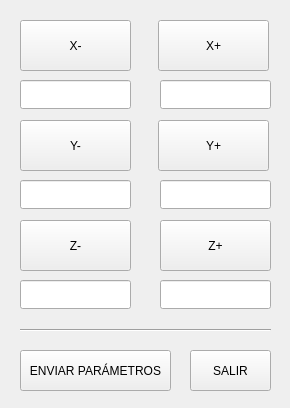
Old version of the form Vistas/PhWCalibracionAcelerometro.ui in the repository dpalominop/PhuruCAD.
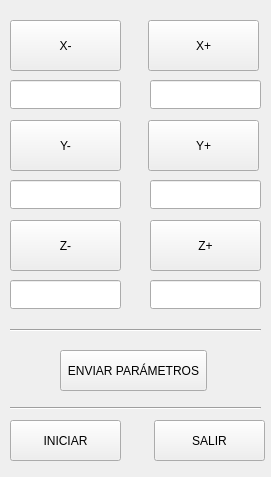
New version of the form.

Commit message: Se ha implementado una función para saber el nombre del objeto que envía una señal.

Patch:
```diff
--- a/Vistas/PhWCalibracionAcelerometro.ui
+++ b/Vistas/PhWCalibracionAcelerometro.ui
@@ -6,8 +6,8 @@
    <rect>
     <x>0</x>
     <y>0</y>
-    <width>290</width>
-    <height>408</height>
+    <width>271</width>
+    <height>477</height>
    </rect>
   </property>
   <property name="windowTitle">
@@ -16,7 +16,7 @@
   <widget class="QPushButton" name="X_MENOS">
    <property name="geometry">
     <rect>
-     <x>20</x>
+     <x>10</x>
      <y>20</y>
      <width>111</width>
      <height>51</height>
@@ -29,7 +29,7 @@
   <widget class="QPushButton" name="X_MAS">
    <property name="geometry">
     <rect>
-     <x>158</x>
+     <x>148</x>
      <y>20</y>
      <width>111</width>
      <height>51</height>
@@ -42,7 +42,7 @@
   <widget class="QPushButton" name="Y_MENOS">
    <property name="geometry">
     <rect>
-     <x>20</x>
+     <x>10</x>
      <y>120</y>
      <width>111</width>
      <height>51</height>
@@ -55,7 +55,7 @@
   <widget class="QPushButton" name="Y_MAS">
    <property name="geometry">
     <rect>
-     <x>158</x>
+     <x>148</x>
      <y>120</y>
      <width>111</width>
      <height>51</height>
@@ -68,7 +68,7 @@
   <widget class="QPushButton" name="Z_MENOS">
    <property name="geometry">
     <rect>
-     <x>20</x>
+     <x>10</x>
      <y>220</y>
      <width>111</width>
      <height>51</height>
@@ -81,7 +81,7 @@
   <widget class="QPushButton" name="Z_MAS">
    <property name="geometry">
     <rect>
-     <x>160</x>
+     <x>150</x>
      <y>220</y>
      <width>111</width>
      <height>51</height>
@@ -94,7 +94,7 @@
   <widget class="QLineEdit" name="PROM_X_MENOS">
    <property name="geometry">
     <rect>
-     <x>20</x>
+     <x>10</x>
      <y>80</y>
      <width>111</width>
      <height>29</height>
@@ -104,7 +104,7 @@
   <widget class="QLineEdit" name="PROM_X_MAS">
    <property name="geometry">
     <rect>
-     <x>160</x>
+     <x>150</x>
      <y>80</y>
      <width>111</width>
      <height>29</height>
@@ -114,7 +114,7 @@
   <widget class="QLineEdit" name="PROM_Y_MENOS">
    <property name="geometry">
     <rect>
-     <x>20</x>
+     <x>10</x>
      <y>180</y>
      <width>111</width>
      <height>29</height>
@@ -124,7 +124,7 @@
   <widget class="QLineEdit" name="PROM_Y_MAS">
    <property name="geometry">
     <rect>
-     <x>160</x>
+     <x>150</x>
      <y>180</y>
      <width>111</width>
      <height>29</height>
@@ -134,7 +134,7 @@
   <widget class="QLineEdit" name="PROM_Z_MENOS">
    <property name="geometry">
     <rect>
-     <x>20</x>
+     <x>10</x>
      <y>280</y>
      <width>111</width>
      <height>29</height>
@@ -144,7 +144,7 @@
   <widget class="QLineEdit" name="PROM_Z_MAS">
    <property name="geometry">
     <rect>
-     <x>160</x>
+     <x>150</x>
      <y>280</y>
      <width>111</width>
      <height>29</height>
@@ -154,7 +154,7 @@
   <widget class="Line" name="line">
    <property name="geometry">
     <rect>
-     <x>20</x>
+     <x>10</x>
      <y>320</y>
      <width>251</width>
      <height>20</height>
@@ -167,9 +167,9 @@
   <widget class="QPushButton" name="ENVIAR">
    <property name="geometry">
     <rect>
-     <x>20</x>
+     <x>60</x>
      <y>350</y>
-     <width>151</width>
+     <width>147</width>
      <height>41</height>
     </rect>
    </property>
@@ -180,9 +180,9 @@
   <widget class="QPushButton" name="SALIR">
    <property name="geometry">
     <rect>
-     <x>190</x>
-     <y>350</y>
-     <width>81</width>
+     <x>154</x>
+     <y>420</y>
+     <width>111</width>
      <height>41</height>
     </rect>
    </property>
@@ -190,6 +190,32 @@
     <string>SALIR</string>
    </property>
   </widget>
+  <widget class="QPushButton" name="INICIAR">
+   <property name="geometry">
+    <rect>
+     <x>10</x>
+     <y>420</y>
+     <width>111</width>
+     <height>41</height>
+    </rect>
+   </property>
+   <property name="text">
+    <string>INICIAR</string>
+   </property>
+  </widget>
+  <widget class="Line" name="line_2">
+   <property name="geometry">
+    <rect>
+     <x>10</x>
+     <y>400</y>
+     <width>251</width>
+     <height>16</height>
+    </rect>
+   </property>
+   <property name="orientation">
+    <enum>Qt::Horizontal</enum>
+   </property>
+  </widget>
  </widget>
  <resources/>
  <connections/>
```
The commit also changes 2 other files.
